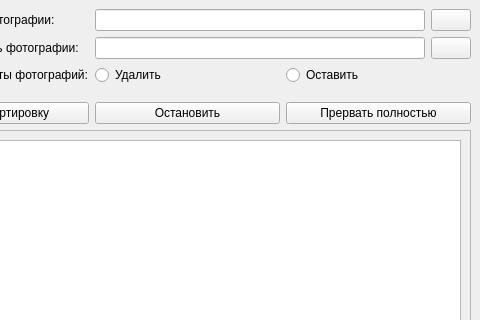
The window that mainwindow.ui (vazzorina/SortPhoto) describes before a commit, drawn with Qt 5; both pictures show x 105 to 585 and y 0 to 320 of the 585 by 449 pixel window.
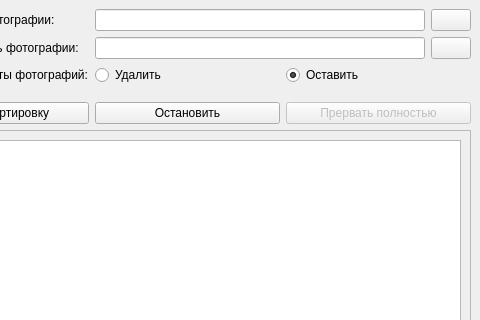
The same window after the commit. Icons and pictures are not drawn.

```diff
--- a/mainwindow.ui
+++ b/mainwindow.ui
@@ -52,6 +52,9 @@
           <property name="text">
            <string>Оставить</string>
           </property>
+          <property name="checked">
+           <bool>true</bool>
+          </property>
          </widget>
         </item>
        </layout>
@@ -110,6 +113,9 @@
       </item>
       <item>
        <widget class="QPushButton" name="pbtn_finish">
+        <property name="enabled">
+         <bool>false</bool>
+        </property>
         <property name="text">
          <string>Прервать полностью</string>
         </property>
```
Left out of the diff: 15 changed lines with no effect on the pictures.
